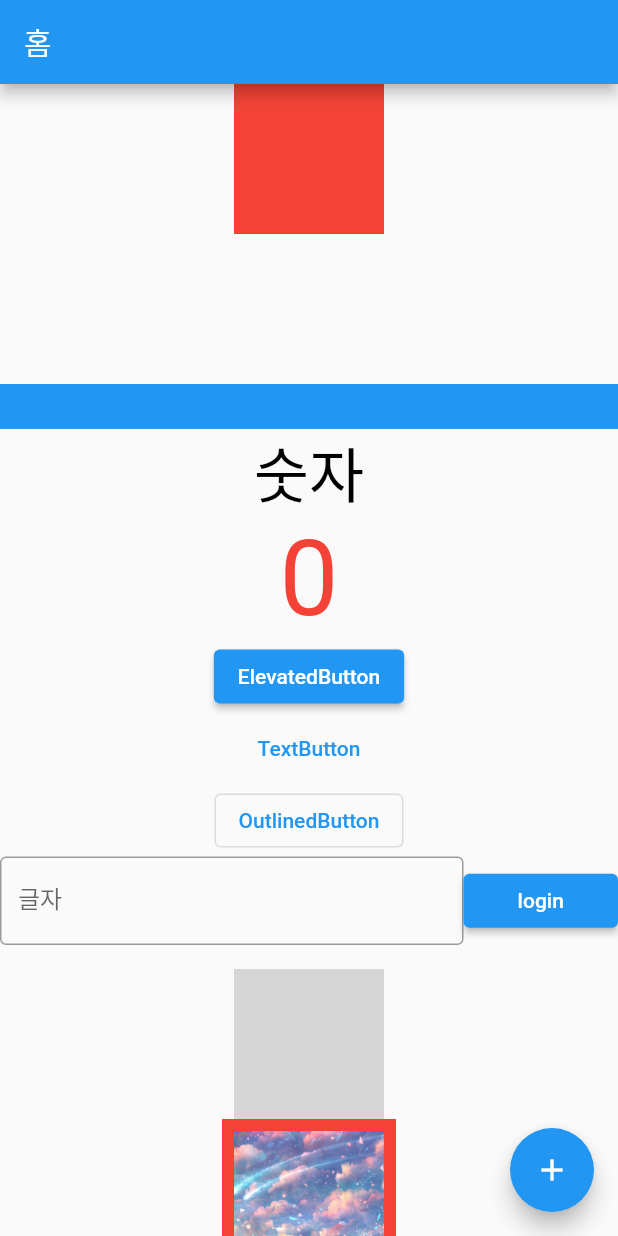
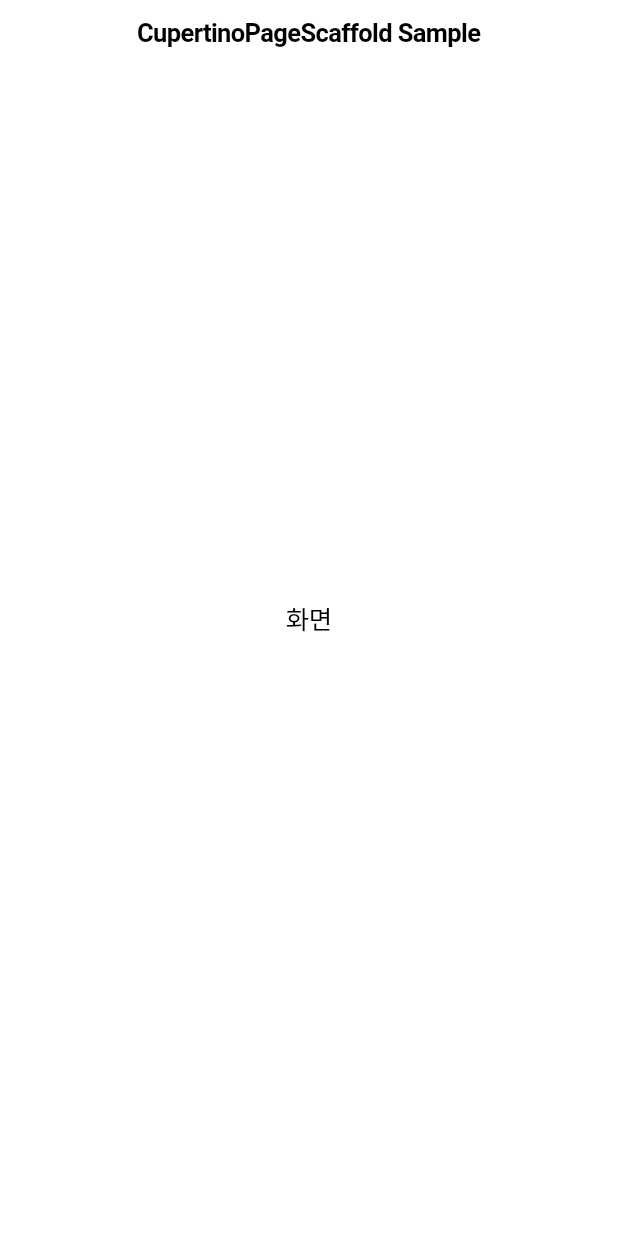
Before and after one commit to lds2292/flutter_beginner, a Flutter app: the screen it shows after launch, on a phone screen of 412 x 824 dp. Run offline on Flutter 3.47's test engine with Material 2 defaults, Android fonts, the phone set to English and light mode, and no system bars; grey boxes are pictures that could not be loaded.

Commit message:
Chapter1 Complete

```diff
--- /dev/null
+++ b/lib/ios_style_screen.dart
@@ -0,0 +1,23 @@
+import 'package:flutter/cupertino.dart';
+
+class IosStyleScreen extends StatefulWidget {
+  const IosStyleScreen({Key? key}) : super(key: key);
+
+  @override
+  State<IosStyleScreen> createState() => _IosStyleScreenState();
+}
+
+class _IosStyleScreenState extends State<IosStyleScreen> {
+  @override
+  Widget build(BuildContext context) {
+    return CupertinoPageScaffold(
+        navigationBar: const CupertinoNavigationBar(
+          middle: Text('CupertinoPageScaffold Sample'),
+        ),
+        child: Center(
+          child: Center(
+            child: Text("화면"),
+          ),
+        ));
+  }
+}
--- a/lib/main.dart
+++ b/lib/main.dart
@@ -1,4 +1,6 @@
+import 'package:first_flutter_app/ios_style_screen.dart';
 import 'package:first_flutter_app/main_page.dart';
+import 'package:flutter/cupertino.dart';
 import 'package:flutter/material.dart';
 
 void main() {
@@ -11,12 +13,9 @@ class MyApp extends StatelessWidget {
   // This widget is the root of your application.
   @override
   Widget build(BuildContext context) {
-    return MaterialApp(
+    return CupertinoApp(
       title: 'Flutter Demo',
-      theme: ThemeData(
-        primarySwatch: Colors.blue,
-      ),
-      home: const MainPage(),
+      home: const IosStyleScreen(),
     );
   }
 }
--- a/lib/main_page.dart
+++ b/lib/main_page.dart
@@ -37,7 +37,7 @@ class _MainPageState extends State<MainPage> {
                 width: 100,
                 height: 100,
               ),
-              SizedBox(height: 100),
+              SizedBox(height: 250),
               Container(
                 height: 30,
                 color: Colors.blue,
```
